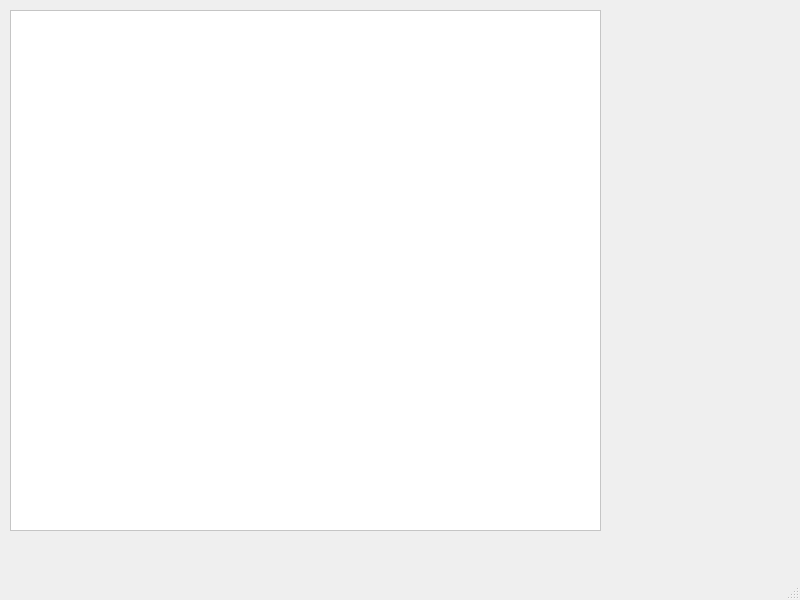
This is mainwindow.ui in beni9842/connect_n as Qt 5 draws it before an edit. The edited form follows.
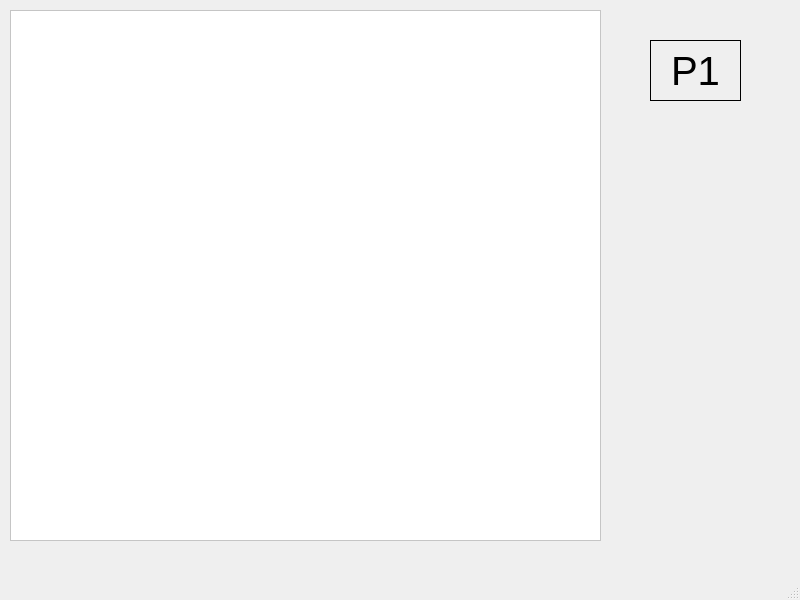
This is the edited form.

Commit message: disks dropped vary in color by player turn

Patch:
```diff
--- a/mainwindow.ui
+++ b/mainwindow.ui
@@ -20,7 +20,7 @@
       <x>10</x>
       <y>10</y>
       <width>591</width>
-      <height>521</height>
+      <height>531</height>
      </rect>
     </property>
     <property name="sizePolicy">
@@ -39,6 +39,30 @@
      <enum>Qt::ScrollBarAlwaysOff</enum>
     </property>
    </widget>
+   <widget class="QLabel" name="turnIndicator">
+    <property name="geometry">
+     <rect>
+      <x>650</x>
+      <y>40</y>
+      <width>91</width>
+      <height>61</height>
+     </rect>
+    </property>
+    <property name="font">
+     <font>
+      <pointsize>30</pointsize>
+     </font>
+    </property>
+    <property name="frameShape">
+     <enum>QFrame::Box</enum>
+    </property>
+    <property name="text">
+     <string>P1</string>
+    </property>
+    <property name="alignment">
+     <set>Qt::AlignCenter</set>
+    </property>
+   </widget>
   </widget>
   <widget class="QMenuBar" name="menubar">
    <property name="geometry">
```
Left out of the diff: 2 changed lines with no effect on the pictures. The commit also changes 10 other files.
